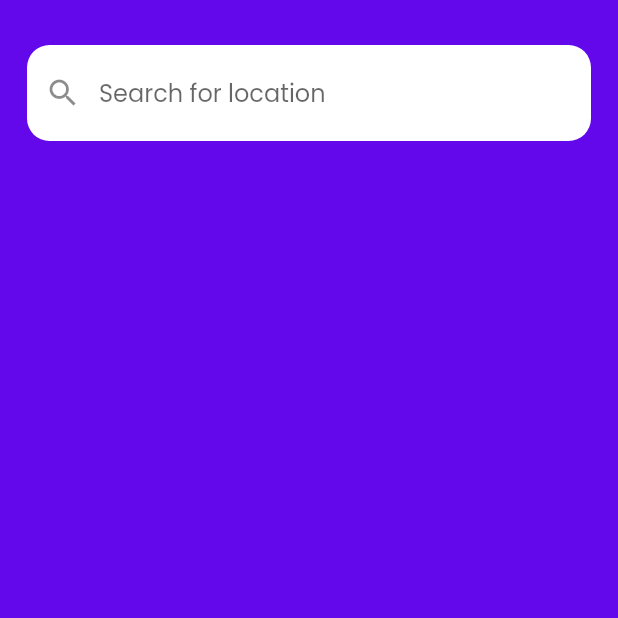
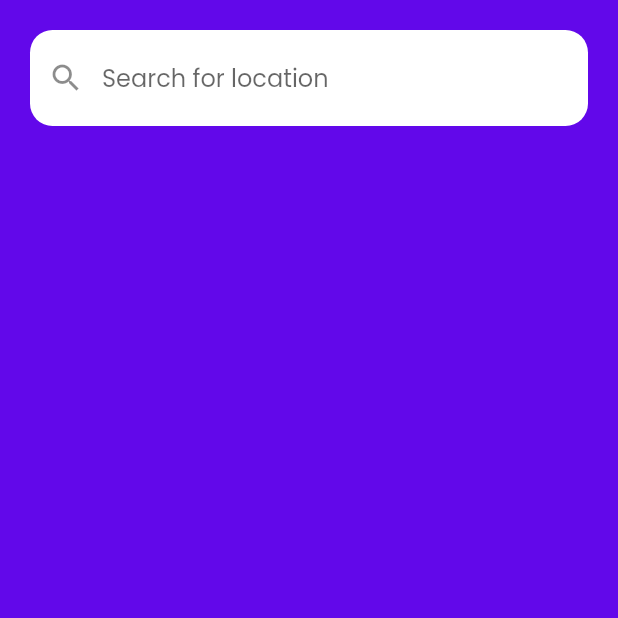
Before and after one commit to Harrem/weather_app, a Flutter app: the SearchScreen screen opened directly, on a phone screen of 412 x 824 dp, the top half of it. Run offline on Flutter 3.47's test engine with Material 2 defaults, Android fonts, the phone set to English and light mode, and no system bars; our stand-ins replace dio, flutter_svg, geocoding, geolocator, get_storage, google_fonts and 5 more; missing offline and left inert: dio_http_cache; accounts and stored records are empty.

Commit message:
added location autocomplete/suggestion

```diff
--- /dev/null
+++ b/lib/view/Widgets/autocomplete_field_widget.dart
@@ -0,0 +1,166 @@
+import 'dart:convert';
+import 'package:http/http.dart' as http;
+import 'package:flutter/material.dart';
+import 'package:provider/provider.dart';
+
+import '../../model/weekend_weather.dart';
+import '../../providers/search_provider.dart';
+
+class CustomAutoComplete extends StatefulWidget {
+  CustomAutoComplete({Key? key}) : super(key: key);
+
+  @override
+  State<CustomAutoComplete> createState() => _CustomAutoCompleteState();
+}
+
+class _CustomAutoCompleteState extends State<CustomAutoComplete> {
+  TextEditingController cityController = TextEditingController();
+  bool indicator = false;
+  bool showSuggestions = true;
+
+  @override
+  void dispose() {
+    super.dispose();
+  }
+
+  @override
+  Widget build(BuildContext context) {
+    final varsProvider = context.read<Varses>();
+
+    return Column(
+      children: [
+        Center(
+          child: Container(
+            padding: const EdgeInsets.only(top: 20, bottom: 10),
+            color: const Color.fromARGB(255, 98, 8, 234),
+            child: TextField(
+              controller: cityController,
+              decoration: InputDecoration(
+                hintText: 'Search for location',
+                prefixIcon: const Icon(Icons.search),
+                suffix: !indicator
+                    ? null
+                    : Container(
+                        alignment: Alignment.center,
+                        width: 17,
+                        height: 17,
+                        child: const CircularProgressIndicator(
+                          strokeWidth: 2.5,
+                        ),
+                      ),
+              ),
+              onChanged: ((value) async {
+                indicator = true;
+                showSuggestions = true;
+                WeekendWeather? response = await apiServices
+                    .getWeather(cityController.text)
+                    .onError((error, stackTrace) {
+                  debugPrint("City not found");
+                  return null;
+                });
+                setState(() {});
+                if (response != null) {
+                  varsProvider.weekendWeather = response;
+                  varsProvider.addWidget(cityController.text);
+                }
+              }),
+            ),
+          ),
+        ),
+        const SizedBox(height: 5),
+        Stack(
+          children: [
+            FutureBuilder<List<String?>?>(
+              future: getSuggestions(cityController.text),
+              builder: ((context, snapshot) {
+                if (snapshot.connectionState == ConnectionState.waiting) {
+                  indicator = true;
+                }
+                if (snapshot.data != null) {
+                  if (snapshot.data!.isNotEmpty && showSuggestions) {
+                    indicator = false;
+                    return Container(
+                      padding: const EdgeInsets.all(20.0),
+                      decoration: BoxDecoration(
+                        color: Colors.white,
+                        borderRadius: BorderRadius.circular(16),
+                      ),
+                      child: ListView.builder(
+                        shrinkWrap: true,
+                        itemCount: snapshot.data!.length,
+                        itemBuilder: (BuildContext context, int index) {
+                          return InkWell(
+                            onTap: () {
+                              cityController.text = snapshot.data![index]!;
+                              setState(() {
+                                showSuggestions = false;
+                              });
+                            },
+                            child: Container(
+                              color: Colors.white,
+                              padding: const EdgeInsets.all(10),
+                              child: Text(snapshot.data![index] ?? ''),
+                            ),
+                          );
+                        },
+                      ),
+                    );
+                  }
+                }
+                return Text("");
+                // snapshot.data == null
+                //     ? const Text("")
+                //     : snapshot.data!.isEmpty
+                //         ? const Text("")
+                //         : Container(
+                //             padding: const EdgeInsets.all(20.0),
+                //             decoration: BoxDecoration(
+                //               color: Colors.white,
+                //               borderRadius: BorderRadius.circular(16),
+                //             ),
+                //             child: ListView.builder(
+                //               shrinkWrap: true,
+                //               itemCount: snapshot.data!.length,
+                //               itemBuilder: (BuildContext context, int index) {
+                //                 return Container(
+                //                   padding: const EdgeInsets.all(10),
+                //                   child: Text(snapshot.data![index] ?? ''),
+                //                 );
+                //               },
+                //             ),
+                //           );
+              }),
+            ),
+            // const TextField(
+            //   decoration: InputDecoration(
+            //     hintText: 'Search for location',
+            //     prefixIcon: Icon(Icons.search),
+            //   ),
+            // ),
+          ],
+        ),
+      ],
+    );
+  }
+
+  Future<List<String?>?> getSuggestions(String text) async {
+    if (text.isEmpty) return [];
+    var api = Uri.parse(
+        // "https://api.geoapify.com/v1/geocode/autocomplete?text=$text&apiKey=f3ee33c7a16f48d3a3319135f201a4aa"
+        "http://api.weatherapi.com/v1/search.json?key=902833916c454c328aa105039221706&q=$text");
+    var res = await http.get(api);
+
+    List<dynamic> json = jsonDecode(res.body);
+    // debugPrint(json['features'][0]['properties']['name'].toString());
+    List<String?>? suggestions;
+    if (json.isNotEmpty) {
+      suggestions = json.map((e) {
+        if (e["name"] != null) {
+          return e['name'] as String;
+        }
+      }).toList();
+    }
+    debugPrint(suggestions.toString());
+    return suggestions?.sublist(0, 5);
+  }
+}
--- a/lib/view/screens/search_screen.dart
+++ b/lib/view/screens/search_screen.dart
@@ -1,77 +1,50 @@
 import 'package:flutter/material.dart';
 import 'package:provider/provider.dart';
-import 'package:weather_app/model/weekend_weather.dart';
 import 'package:weather_app/providers/search_provider.dart';
+import 'package:weather_app/view/Widgets/autocomplete_field_widget.dart';
 
 class SearchScreen extends StatelessWidget {
   const SearchScreen({Key? key}) : super(key: key);
 
   @override
   Widget build(BuildContext context) {
-    TextEditingController cityController = TextEditingController();
     final varsProvider = context.read<Varses>();
     // Size size = MediaQuery.of(context).size;
 
-    return Scaffold(
-      body: Container(
-        height: double.maxFinite,
+    return Container(
       decoration: const BoxDecoration(
         gradient: LinearGradient(
-          end: Alignment.topCenter,
           colors: [
             Color.fromARGB(255, 98, 8, 234),
             Color.fromARGB(255, 98, 8, 234),
           ],
-        )),
-        child: SafeArea(
-          child: SingleChildScrollView(
-            child: Column(
-              crossAxisAlignment: CrossAxisAlignment.end,
-              children: [
-                const SizedBox(height: 30),
-                Center(
-                  child: Container(
-                    padding: const EdgeInsets.symmetric(horizontal: 18),
-                    child: TextField(
-                      controller: cityController,
-                      decoration: const InputDecoration(
-                        hintText: 'Search for location',
-                        prefixIcon: Icon(Icons.search),
-                      ),
-                      onChanged: ((value) async {
-                        WeekendWeather? response = await apiServices
-                            .getWeather(cityController.text)
-                            .onError((error, stackTrace) {
-                          debugPrint("City not found");
-                          return null;
-                        });
-                        if (response != null) {
-                          varsProvider.weekendWeather = response;
-                          varsProvider.addWidget(cityController.text);
-                        }
-                      }),
         ),
       ),
-                ),
+      child: SafeArea(
+        child: Scaffold(
+          backgroundColor: Colors.transparent,
+          body: Stack(
+            children: [
+              SingleChildScrollView(
+                child: Column(
+                  children: [
+                    const SizedBox(height: 100),
                     Consumer<Varses>(
                       builder: (context, value, child) {
                         return Container(
-                      padding: const EdgeInsets.all(13),
-                      height: MediaQuery.of(context).size.height / 1.32,
+                          padding: const EdgeInsets.symmetric(horizontal: 15),
                           child: ListView.builder(
+                            physics: const NeverScrollableScrollPhysics(),
+                            shrinkWrap: true,
                             itemCount: varsProvider.listOfHistory.length,
                             itemBuilder: (context, index) {
-                          return Column(
-                            children: [
-                              SizedBox(
+                              return Container(
+                                margin: const EdgeInsets.symmetric(vertical: 5),
                                 height: 172,
                                 child: value
                                     .reverseMap(value.listOfHistory)
                                     .values
                                     .elementAt(index),
-                              ),
-                              const Divider()
-                            ],
                               );
                             },
                           ),
@@ -81,6 +54,11 @@ class SearchScreen extends StatelessWidget {
                   ],
                 ),
               ),
+              Container(
+                  padding: const EdgeInsets.symmetric(horizontal: 20),
+                  child: CustomAutoComplete()),
+            ],
+          ),
         ),
       ),
     );
```
Also changed, not shown: lib/view/screens/setting_screen.dart (+48 -10 lines). Lines whose indentation alone changed are shown as unchanged.
